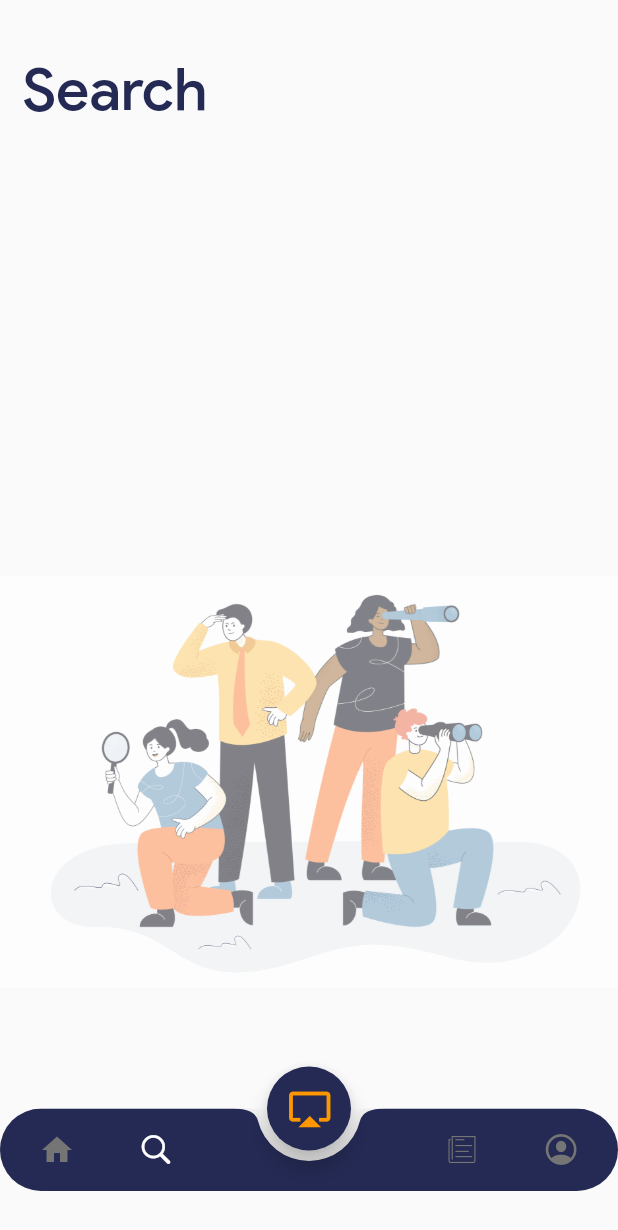
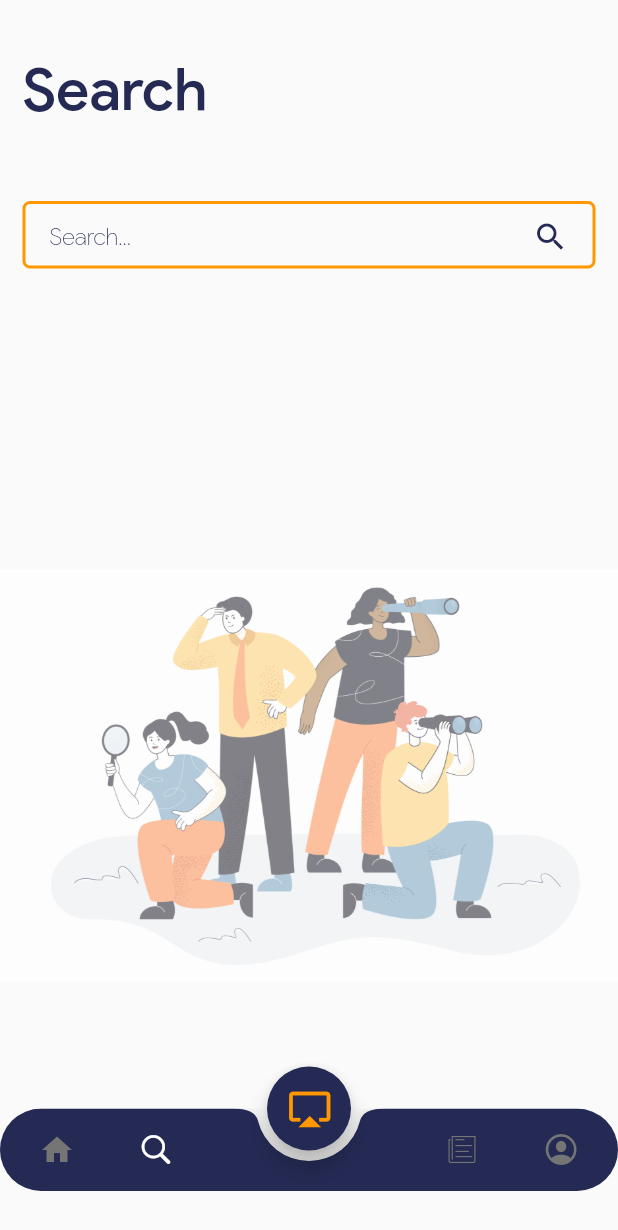
Before and after one commit to SanketKumarr/radio, a Flutter app: the screen it shows after launch, item 2 of the bottom bar chosen, on a phone screen of 412 x 824 dp. Shown: the top 1230 px of the screen. Run offline on Flutter 3.47's test engine with Material 2 defaults, Android fonts, the phone set to English and light mode, and no system bars; our stand-ins replace assets_audio_player, audioplayers, carousel_slider, font_awesome_flutter, lottie; accounts and stored records are empty.

Commit message:
search_tab.dart ui done (10/Oct/2021)

```diff
--- a/lib/BottomNavigationBar/searchTab.dart
+++ /dev/null
@@ -1,39 +0,0 @@
-import 'package:flutter/material.dart';
-import 'package:lottie/lottie.dart';
-
-class SearchTab extends StatelessWidget {
-  const SearchTab({Key? key}) : super(key: key);
-
-  @override
-  Widget build(BuildContext context) {
-    return Scaffold(
-      body: SafeArea(
-        child: Column(
-          crossAxisAlignment: CrossAxisAlignment.start,
-          // mainAxisAlignment: MainAxisAlignment.center,
-          children: [
-            Padding(
-              padding: const EdgeInsets.only(top: 35, left: 15),
-              child: Text(
-                "Search",
-                style: TextStyle(
-                  fontFamily: "ProductSans",
-                  color: Color(0xff242a54),
-                  fontSize: 40,
-                  fontWeight: FontWeight.w500,
-                ),
-              ),
-            ),
-            Padding(
-              padding: const EdgeInsets.only(top: 300),
-              child: Opacity(
-                opacity: 0.6,
-                child: Image.asset("assets/illustrations/search_2.jpg",),
-              ),
-            ),
-          ],
-        ),
-      ),
-    );
-  }
-}
--- /dev/null
+++ b/lib/BottomNavigationBar/search_tab.dart
@@ -0,0 +1,79 @@
+import 'package:flutter/material.dart';
+import 'package:radio_lnct/widgets/search_tab/search_bar.dart';
+
+class SearchTab extends StatelessWidget {
+  const SearchTab({Key? key}) : super(key: key);
+
+  @override
+  Widget build(BuildContext context) {
+    return Scaffold(
+      body: SafeArea(
+        child: Column(
+          crossAxisAlignment: CrossAxisAlignment.start,
+          // mainAxisAlignment: MainAxisAlignment.center,
+          children: [
+            Padding(
+              padding: const EdgeInsets.only(top: 35, left: 15),
+              child: Text(
+                "Search",
+                style: TextStyle(
+                  fontFamily: "ProductSans",
+                  color: Color(0xff242a54),
+                  fontSize: 40,
+                  fontWeight: FontWeight.w500,
+                ),
+              ),
+            ),
+            Padding(
+              padding: const EdgeInsets.only(left: 15, top: 50, right: 15),
+              child: Container(
+                width: MediaQuery.of(context).size.width,
+                height: 45,
+                decoration: BoxDecoration(
+                  // color: Colors.red,
+                  border: Border.all(
+                    color: Colors.orange,
+                    width: 2,
+                  ),
+                  borderRadius: BorderRadius.circular(5),
+                ),
+                child: Transform.translate(
+                  offset: Offset(0, -6),
+                  child: ListTile(
+                    title: Text(
+                      "Search...",
+                      style: TextStyle(
+                        fontFamily: "ProductSans",
+                        fontWeight: FontWeight.w200,
+                        color: Color(0xff242a54),
+                      ),
+                    ),
+                    trailing: Icon(
+                      Icons.search,
+                      color: Color(0xff242a54),
+                    ),
+                    onTap: () {
+                      showSearch(
+                        context: context,
+                        delegate: DataSearch(),
+                      );
+                    },
+                  ),
+                ),
+              ),
+            ),
+            Padding(
+              padding: const EdgeInsets.only(top: 200),
+              child: Opacity(
+                opacity: 0.6,
+                child: Image.asset(
+                  "assets/illustrations/search_2.jpg",
+                ),
+              ),
+            ),
+          ],
+        ),
+      ),
+    );
+  }
+}
--- a/lib/bottom_app_bar.dart
+++ b/lib/bottom_app_bar.dart
@@ -2,7 +2,7 @@ import 'package:flutter/cupertino.dart';
 import 'package:flutter/material.dart';
 import 'package:radio_lnct/BottomNavigationBar/home_tab.dart';
 import 'package:radio_lnct/BottomNavigationBar/live_tab.dart';
-import 'package:radio_lnct/BottomNavigationBar/searchTab.dart';
+import 'package:radio_lnct/BottomNavigationBar/search_tab.dart';
 import 'package:radio_lnct/BottomNavigationBar/user_profile_tab.dart';
 
 import 'BottomNavigationBar/news_tab.dart';
--- /dev/null
+++ b/lib/widgets/search_tab/search_bar.dart
@@ -0,0 +1,100 @@
+import 'package:flutter/material.dart';
+
+class DataSearch extends SearchDelegate<String> {
+  final List keywords = [
+    "Android development",
+    "Web development",
+    "Graphic designing",
+    "Entrepreneurship",
+    "Startup mentors",
+    "Dance",
+    "Art and craft",
+  ];
+  final List recentKeywords = [
+    "Entrepreneurship",
+    "Startup mentors",
+    "Android development",
+  ];
+
+  @override
+  List<Widget>? buildActions(BuildContext context) {
+    // TODO: implement buildActions
+    return [
+      IconButton(
+        icon: Icon(Icons.clear),
+        onPressed: () {
+          query = "";
+        },
+      ),
+    ];
+  }
+
+  @override
+  Widget? buildLeading(BuildContext context) {
+    // TODO: implement buildLeading
+    return IconButton(
+      icon: AnimatedIcon(
+        icon: AnimatedIcons.menu_arrow,
+        progress: transitionAnimation,
+      ),
+      onPressed: () {
+        close(context, '');
+      },
+    );
+  }
+
+  @override
+  Widget buildResults(BuildContext context) {
+    // TODO: implement buildResults
+    return Center(
+      child: Container(
+        height: 100,
+        width: 100,
+        color: Colors.orange,
+      ),
+    );
+    throw UnimplementedError();
+  }
+
+  @override
+  Widget buildSuggestions(BuildContext context) {
+    // TODO: implement buildSuggestions
+    final suggestionList = query.isEmpty
+        ? recentKeywords
+        : keywords.where((p) => p.startsWith(query)).toList();
+    return ListView.builder(
+      itemBuilder: (context, index) => ListTile(
+        onTap: () {
+          showResults(context);
+        },
+        leading: Icon(
+          Icons.arrow_right_rounded,
+        ),
+        title: RichText(
+          text: TextSpan(
+            text: suggestionList[index].substring(0, query.length),
+            style: TextStyle(
+              fontFamily: "ProductSans",
+              // fontWeight: FontWeight.w500,
+              color: Color(0xff242a54),
+              fontSize: 17,
+            ),
+            children: [
+              TextSpan(
+                text: suggestionList[index].substring(query.length),
+                style: TextStyle(
+                  fontFamily: "ProductSans",
+                  fontWeight: FontWeight.w500,
+                  color: Colors.grey,
+                  fontSize: 17,
+                ),
+              ),
+            ],
+          ),
+        ),
+      ),
+      itemCount: suggestionList.length,
+    );
+    throw UnimplementedError();
+  }
+}
```
Also changed, not shown: lib/BottomNavigationBar/home_tab.dart (+7 -0 lines), lib/BottomNavigationBar/user_profile_tab.dart (+7 -3 lines).
